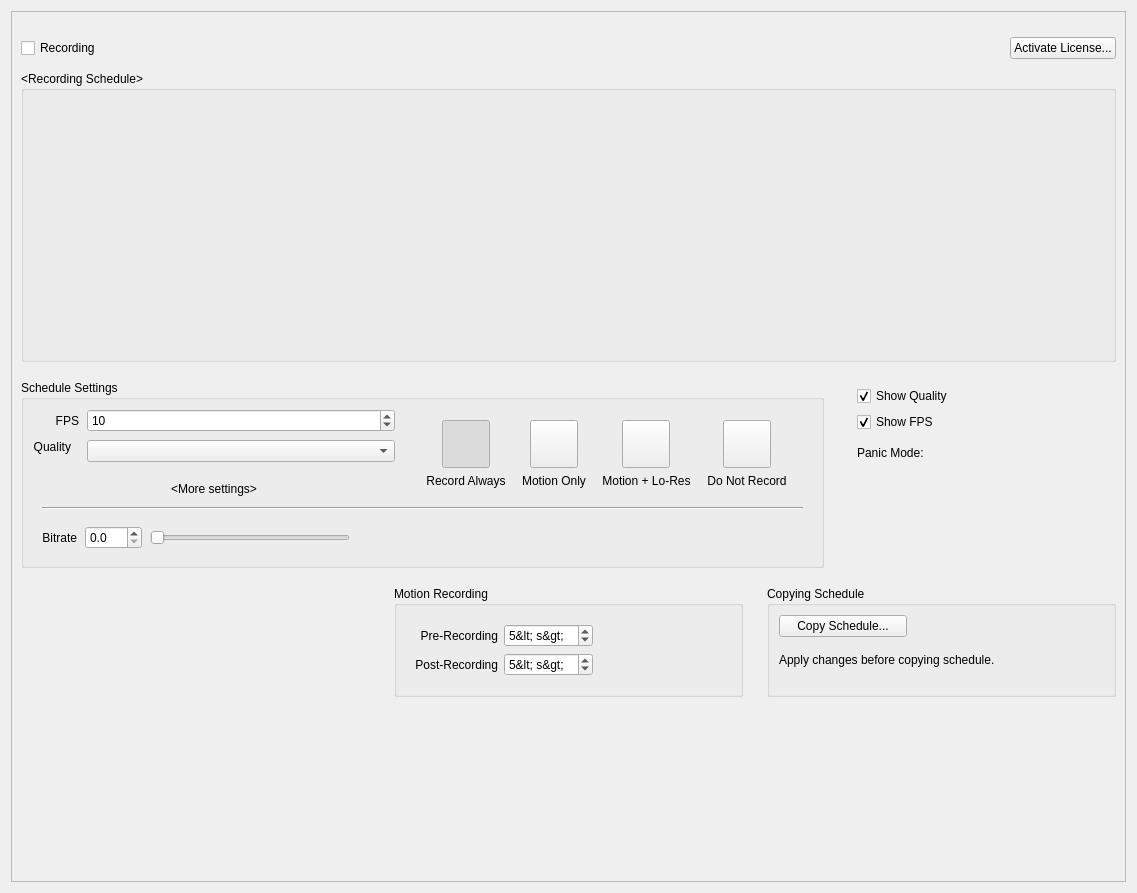
This is client/nx_client_desktop/src/ui/widgets/properties/camera_schedule_widget.ui in networkoptix/nx_open as Qt 5 draws it before an edit. The edited form follows.
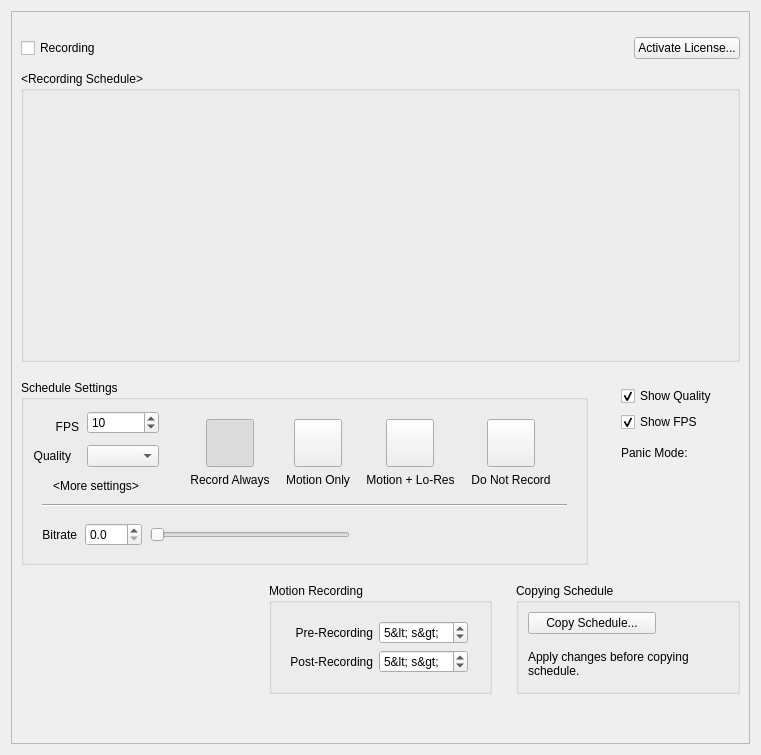
This is the edited form. Custom widgets are drawn as their Qt base class.

The edit to the form file:
```diff
--- a/client/nx_client_desktop/src/ui/widgets/properties/camera_schedule_widget.ui
+++ b/client/nx_client_desktop/src/ui/widgets/properties/camera_schedule_widget.ui
@@ -6,8 +6,8 @@
    <rect>
     <x>0</x>
     <y>0</y>
-    <width>1137</width>
-    <height>893</height>
+    <width>761</width>
+    <height>755</height>
    </rect>
   </property>
   <layout class="QVBoxLayout" name="verticalLayout_6">
@@ -27,8 +27,8 @@
        <rect>
         <x>0</x>
         <y>0</y>
-        <width>1109</width>
-        <height>865</height>
+        <width>741</width>
+        <height>735</height>
        </rect>
       </property>
       <layout class="QVBoxLayout" name="verticalLayout_7" stretch="0,0,0,0,0,0,1">
@@ -143,114 +143,6 @@
             <property name="verticalSpacing">
              <number>0</number>
             </property>
-            <item row="0" column="0">
-             <layout class="QFormLayout" name="formLayout">
-              <property name="fieldGrowthPolicy">
-               <enum>QFormLayout::AllNonFixedFieldsGrow</enum>
-              </property>
-              <property name="labelAlignment">
-               <set>Qt::AlignRight|Qt::AlignTrailing|Qt::AlignVCenter</set>
-              </property>
-              <property name="horizontalSpacing">
-               <number>8</number>
-              </property>
-              <property name="verticalSpacing">
-               <number>8</number>
-              </property>
-              <property name="bottomMargin">
-               <number>8</number>
-              </property>
-              <item row="0" column="0">
-               <widget class="QLabel" name="fpsLabel">
-                <property name="text">
-                 <string>FPS</string>
-                </property>
-                <property name="alignment">
-                 <set>Qt::AlignRight|Qt::AlignTrailing|Qt::AlignVCenter</set>
-                </property>
-                <property name="buddy">
-                 <cstring>fpsSpinBox</cstring>
-                </property>
-               </widget>
-              </item>
-              <item row="0" column="1">
-               <widget class="QSpinBox" name="fpsSpinBox">
-                <property name="minimum">
-                 <number>1</number>
-                </property>
-                <property name="maximum">
-                 <number>30</number>
-                </property>
-                <property name="value">
-                 <number>10</number>
-                </property>
-               </widget>
-              </item>
-              <item row="1" column="0">
-                <layout class="QHBoxLayout" name="qualityLabelLayout" stretch="0,1">
-                  <item>
-                    <widget class="QLabel" name="qualityLabel">
-                      <property name="text">
-                        <string>Quality</string>
-                      </property>
-                      <property name="alignment">
-                        <set>Qt::AlignRight|Qt::AlignTrailing|Qt::AlignVCenter</set>
-                      </property>
-                      <property name="buddy">
-                        <cstring>qualityComboBox</cstring>
-                      </property>
-                    </widget>
-                  </item>
-                  <item>
-                    <widget class="nx::client::desktop::HintButton" name="qualityLabelHint">
-                      <property name="sizePolicy">
-                        <sizepolicy hsizetype="Fixed" vsizetype="Fixed">
-                          <horstretch>0</horstretch>
-                          <verstretch>0</verstretch>
-                        </sizepolicy>
-                      </property>
-                    </widget>
-                  </item>
-                </layout>
-              </item>
-              <item row="1" column="1">
-               <widget class="QComboBox" name="qualityComboBox">
-                <property name="currentIndex">
-                 <number>-1</number>
-                </property>
-               </widget>
-              </item>
-              <item row="3" column="0" colspan="2">
-               <widget class="QPushButton" name="advancedSettingsButton">
-                <property name="maximumSize">
-                 <size>
-                  <width>16777215</width>
-                  <height>20</height>
-                 </size>
-                </property>
-                <property name="text">
-                 <string notr="true">&lt;More settings&gt;</string>
-                </property>
-                <property name="flat">
-                 <bool>true</bool>
-                </property>
-               </widget>
-              </item>
-              <item row="2" column="0" colspan="2">
-               <spacer name="verticalSpacer_2">
-                <property name="orientation">
-                 <enum>Qt::Vertical</enum>
-                </property>
-                <property name="sizeHint" stdset="0">
-                 <size>
-                  <width>10</width>
-                  <height>1</height>
-                 </size>
-                </property>
-               </spacer>
-              </item>
-             </layout>
-            </item>
             <item row="0" column="1">
              <widget class="QWidget" name="scheduleSettingsButtons" native="true">
               <property name="sizePolicy">
@@ -637,6 +529,168 @@
               </layout>
              </widget>
             </item>
+            <item row="0" column="0">
+             <layout class="QGridLayout" name="gridLayout_3" columnstretch="0,0,1">
+              <property name="bottomMargin">
+               <number>8</number>
+              </property>
+              <property name="spacing">
+               <number>8</number>
+              </property>
+              <item row="0" column="2">
+               <widget class="QSpinBox" name="fpsSpinBox">
+                <property name="minimum">
+                 <number>1</number>
+                </property>
+                <property name="maximum">
+                 <number>30</number>
+                </property>
+                <property name="value">
+                 <number>10</number>
+                </property>
+               </widget>
+              </item>
+              <item row="1" column="0" colspan="2">
+               <layout class="QHBoxLayout" name="qualityLabelLayout" stretch="1,1,0">
+                <item>
+                 <spacer name="horizontalSpacer_3">
+                  <property name="orientation">
+                   <enum>Qt::Horizontal</enum>
+                  </property>
+                  <property name="sizeHint" stdset="0">
+                   <size>
+                    <width>0</width>
+                    <height>20</height>
+                   </size>
+                  </property>
+                 </spacer>
+                </item>
+                <item>
+                 <widget class="QLabel" name="qualityLabel">
+                  <property name="sizePolicy">
+                   <sizepolicy hsizetype="Minimum" vsizetype="Fixed">
+                    <horstretch>0</horstretch>
+                    <verstretch>0</verstretch>
+                   </sizepolicy>
+                  </property>
+                  <property name="text">
+                   <string>Quality</string>
+                  </property>
+                  <property name="alignment">
+                   <set>Qt::AlignRight|Qt::AlignTrailing|Qt::AlignVCenter</set>
+                  </property>
+                  <property name="buddy">
+                   <cstring>qualityComboBox</cstring>
+                  </property>
+                 </widget>
+                </item>
+                <item>
+                 <widget class="nx::client::desktop::HintButton" name="qualityLabelHint" native="true">
+                  <property name="sizePolicy">
+                   <sizepolicy hsizetype="Fixed" vsizetype="Fixed">
+                    <horstretch>0</horstretch>
+                    <verstretch>0</verstretch>
+                   </sizepolicy>
+                  </property>
+                  <property name="minimumSize">
+                   <size>
+                    <width>0</width>
+                    <height>0</height>
+                   </size>
+                  </property>
+                 </widget>
+                </item>
+               </layout>
+              </item>
+              <item row="1" column="2">
+               <widget class="QComboBox" name="qualityComboBox">
+                <property name="sizePolicy">
+                 <sizepolicy hsizetype="Preferred" vsizetype="Preferred">
+                  <horstretch>0</horstretch>
+                  <verstretch>0</verstretch>
+                 </sizepolicy>
+                </property>
+                <property name="minimumSize">
+                 <size>
+                  <width>0</width>
+                  <height>0</height>
+                 </size>
+                </property>
+                <property name="currentIndex">
+                 <number>-1</number>
+                </property>
+               </widget>
+              </item>
+              <item row="3" column="0" colspan="3">
+               <widget class="QPushButton" name="advancedSettingsButton">
+                <property name="maximumSize">
+                 <size>
+                  <width>16777215</width>
+                  <height>20</height>
+                 </size>
+                </property>
+                <property name="text">
+                 <string notr="true">&lt;More settings&gt;</string>
+                </property>
+                <property name="flat">
+                 <bool>true</bool>
+                </property>
+               </widget>
+              </item>
+              <item row="2" column="0" colspan="3">
+               <spacer name="verticalSpacer_2">
+                <property name="orientation">
+                 <enum>Qt::Vertical</enum>
+                </property>
+                <property name="sizeHint" stdset="0">
+                 <size>
+                  <width>10</width>
+                  <height>1</height>
+                 </size>
+                </property>
+               </spacer>
+              </item>
+              <item row="0" column="0" colspan="2">
+               <layout class="QHBoxLayout" name="fpsHorizontalLayout" stretch="0,0">
+                <property name="spacing">
+                 <number>2</number>
+                </property>
+                <property name="topMargin">
+                 <number>8</number>
+                </property>
+                <item>
+                 <spacer name="horizontalSpacer_4">
+                  <property name="orientation">
+                   <enum>Qt::Horizontal</enum>
+                  </property>
+                  <property name="sizeHint" stdset="0">
+                   <size>
+                    <width>0</width>
+                    <height>20</height>
+                   </size>
+                  </property>
+                 </spacer>
+                </item>
+                <item>
+                 <widget class="QLabel" name="fpsLabel">
+                  <property name="sizePolicy">
+                   <sizepolicy hsizetype="Preferred" vsizetype="Preferred">
+                    <horstretch>0</horstretch>
+                    <verstretch>0</verstretch>
+                   </sizepolicy>
+                  </property>
+                  <property name="text">
+                   <string>FPS</string>
+                  </property>
+                  <property name="alignment">
+                   <set>Qt::AlignRight|Qt::AlignTrailing|Qt::AlignVCenter</set>
+                  </property>
+                 </widget>
+                </item>
+               </layout>
+              </item>
+             </layout>
+            </item>
            </layout>
           </widget>
          </item>
@@ -908,6 +962,11 @@
   </layout>
  </widget>
  <customwidgets>
+  <customwidget>
+   <class>nx::client::desktop::HintButton</class>
+   <extends>QWidget</extends>
+   <header location="global">nx/client/desktop/common/widgets/hint_button.h</header>
+  </customwidget>
   <customwidget>
    <class>QnScheduleGridWidget</class>
    <extends>QWidget</extends>
@@ -931,11 +990,6 @@
    <header location="global">ui/widgets/properties/archive_length_widget.h</header>
    <container>1</container>
   </customwidget>
-  <customwidget>
-    <class>nx::client::desktop::HintButton</class>
-    <extends>QWidget</extends>
-    <header location="global">nx/client/desktop/common/widgets/hint_button.h</header>
-  </customwidget>
  </customwidgets>
  <tabstops>
   <tabstop>enableRecordingCheckBox</tabstop>
```
